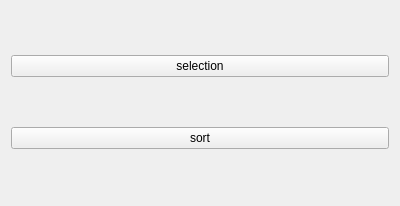
Old version of the form src/view/questions_menu.ui in the repository RyotaUnzai/EnglishLeaner.
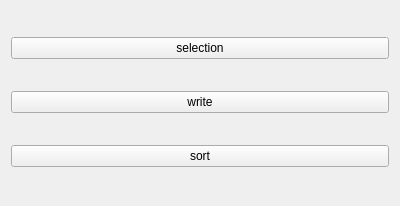
New version of the form.

Commit message: writeモードの追加

Diff of the .ui file:
```diff
--- a/src/view/questions_menu.ui
+++ b/src/view/questions_menu.ui
@@ -21,6 +21,13 @@
      </property>
     </widget>
    </item>
+   <item>
+    <widget class="QPushButton" name="pushButtonWrite">
+     <property name="text">
+      <string>write</string>
+     </property>
+    </widget>
+   </item>
    <item>
     <widget class="QPushButton" name="pushButtonSort">
      <property name="text">
```
The commit also changes 9 other files.
